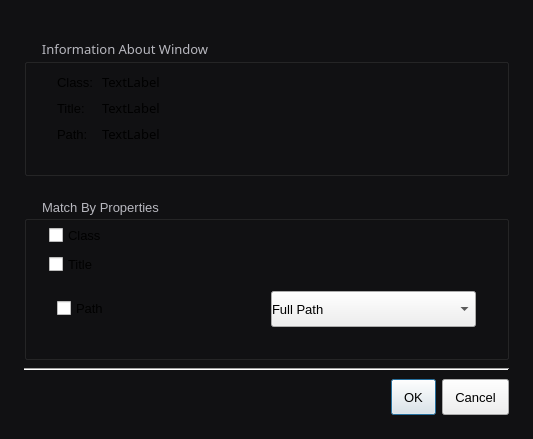
Before: the Qt Designer form src/gui/capturedwindowinfodialog.ui in davaughnl/Pad, drawn with Qt 5.
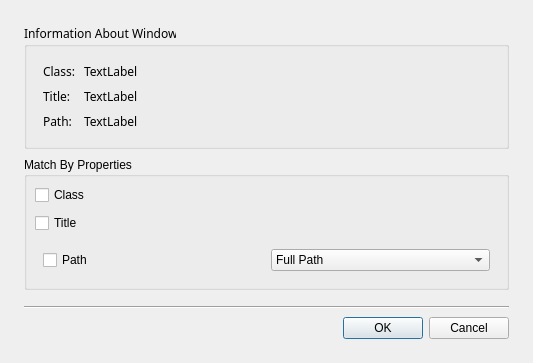
After: the same form once the commit is applied.

Commit message: dialogs: strip remaining per-dialog stylesheets

Diff of the .ui file:
```diff
--- a/src/gui/capturedwindowinfodialog.ui
+++ b/src/gui/capturedwindowinfodialog.ui
@@ -2,24 +2,6 @@
 <ui version="4.0">
  <class>CapturedWindowInfoDialog</class>
  <widget class="QDialog" name="CapturedWindowInfoDialog">
-  <property name="styleSheet"><string>QWidget { font-family: &quot;Geist&quot;; font-size: 13px; font-weight: 400; }
-QDialog { background: #111113; }
-QPushButton, QToolButton { min-height: 24px; padding: 5px 12px; }
-QComboBox, QLineEdit, QSpinBox, QDoubleSpinBox { min-height: 24px; padding-top: 5px; padding-bottom: 5px; }
-QSpinBox { min-width: 96px; }
-QGroupBox { padding: 16px; margin-top: 16px; }
-QGroupBox::title { color: #b8b8bf; left: 16px; }
-QLabel:disabled, QCheckBox:disabled { color: #67676f; }
-QDialogButtonBox { border: none; padding-top: 8px; }
-QTextBrowser, QPlainTextEdit { background: #19191c; border: 1px solid #303036; border-radius: 8px; padding: 16px; color: #eeeeef; selection-background-color: #505058; }
-QLabel#titleLabel { font-size: 24px; }
-QLabel#versionLabel, QLabel#copyrightLabel { color: #a0a0a8; }
-QLabel#steps { color: #b8b8bf; padding: 16px; background: #19191c; border: 1px solid #303036; border-radius: 8px; }
-QStackedWidget#statusStack { background: #19191c; border: 1px solid #303036; border-radius: 8px; }
-QFrame[frameShape="4"], QFrame[frameShape="5"] { color: #29292d; background: #29292d; max-height: 1px; border: none; }
-QTableWidget { background: #19191c; border: 1px solid #303036; gridline-color: #29292d; }
-QHeaderView::section { background: #242427; color: #b8b8bf; padding: 8px; border: none; }
-</string></property>
   <property name="geometry">
    <rect>
     <x>0</x>
```
The commit also changes 5 other files.
